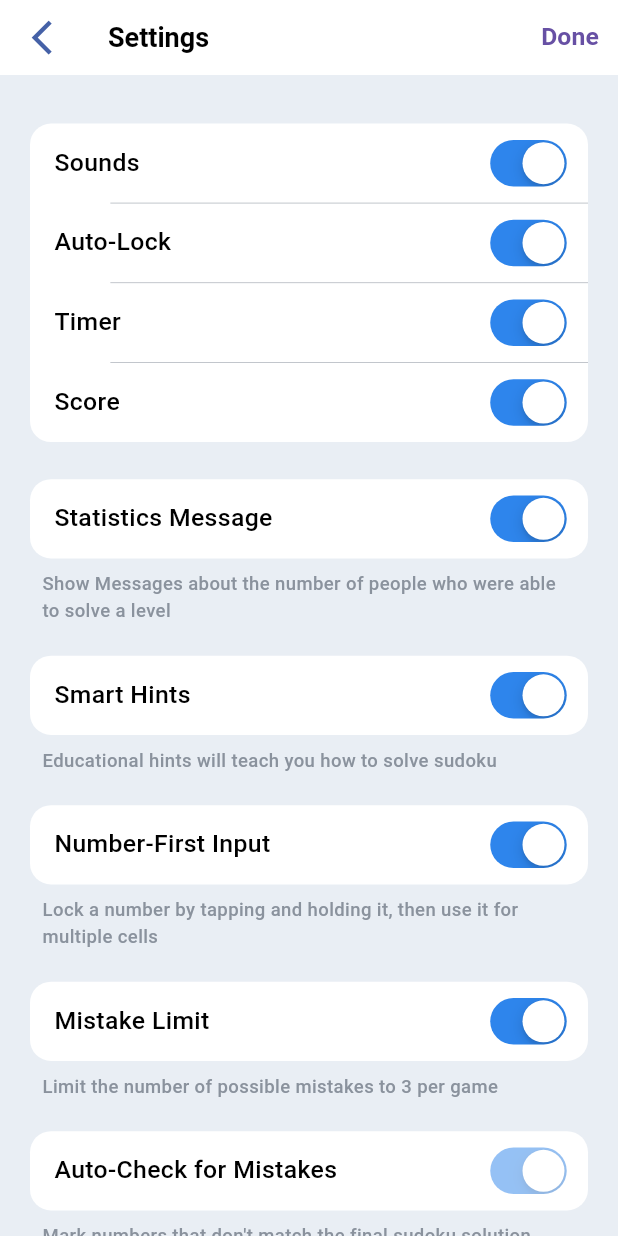
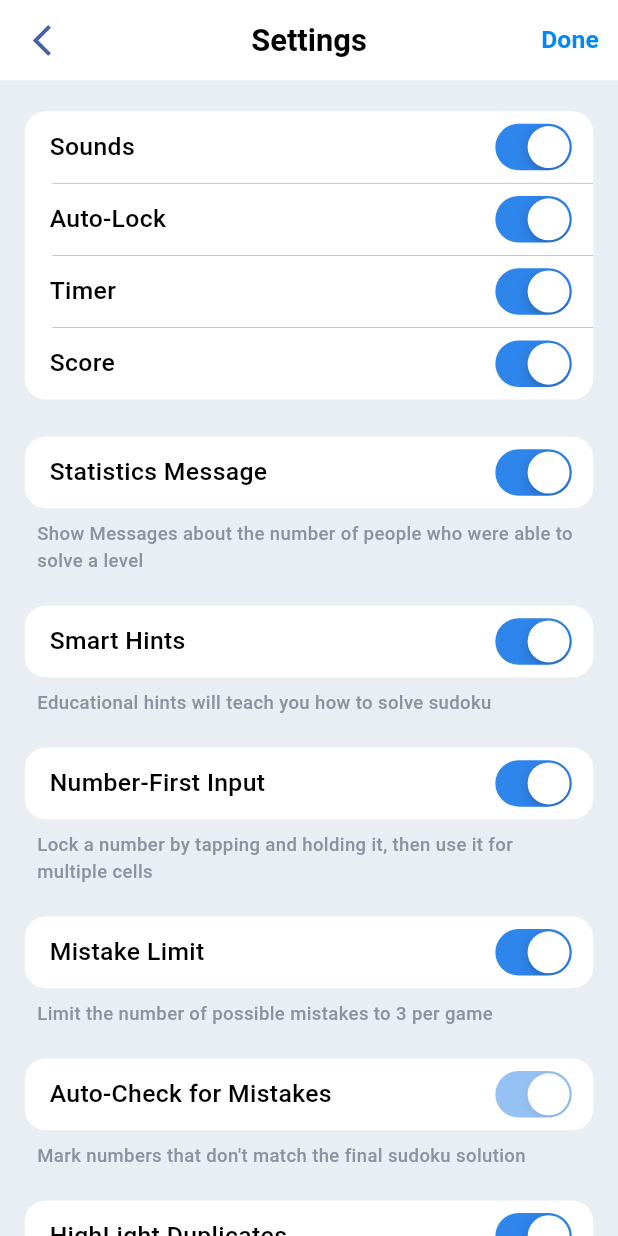
Before and after one commit to recepsenoglu/Flutter_Sudoku, a Flutter app: the SettingsScreen screen opened by its route, on a phone screen of 412 x 824 dp. Run offline on Flutter 3.47's test engine with Material 3 defaults, Android fonts, the phone set to English and light mode, and no system bars; our stand-ins replace shared_preferences; accounts and stored records are empty.

Commit message:
settings page sizes fixed

```diff
--- a/lib/screens/options_screen/settings_screen/settings_screen.dart
+++ b/lib/screens/options_screen/settings_screen/settings_screen.dart
@@ -1,15 +1,12 @@
 import 'package:flutter/material.dart';
-import 'package:flutter/services.dart';
-import 'package:flutter_sudoku/utils/game_strings.dart';
-import 'package:flutter_sudoku/screens/options_screen/settings_screen/settings_screen_provider.dart';
-import 'package:flutter_sudoku/services/game_routes.dart';
-import 'package:flutter_sudoku/utils/game_colors.dart';
-import 'package:flutter_sudoku/utils/game_text_styles.dart';
-import 'package:flutter_sudoku/widgets/app_bar_action_button.dart';
-import 'package:flutter_sudoku/widgets/button/done_button.dart';
-import 'package:flutter_sudoku/widgets/option_widgets/option_group_widget.dart';
-import 'package:flutter_sudoku/widgets/option_widgets/setting_widget.dart';
 import 'package:provider/provider.dart';
+
+import '../../../services/game_routes.dart';
+import '../../../utils/exports.dart';
+import '../../../widgets/app_bar_action_button.dart';
+import '../../../widgets/button/done_button.dart';
+import '../../../widgets/option_widgets/exports.dart';
+import 'settings_screen_provider.dart';
 
 class SettingsScreen extends StatelessWidget {
   const SettingsScreen({super.key});
@@ -24,25 +21,27 @@ class SettingsScreen extends StatelessWidget {
             backgroundColor: GameColors.optionsBackground,
             appBar: AppBar(
               elevation: 0,
-              toolbarHeight: 50,
+              centerTitle: true,
+              toolbarHeight: GameSizes.getHeight(0.065),
               backgroundColor: GameColors.appBarBackground,
-              systemOverlayStyle: SystemUiOverlayStyle.dark,
-              title: Text(
-                GameStrings.settings,
-                style: GameTextStyles.optionsScreenAppBarTitle,
-              ),
+              title: Text(GameStrings.settings,
+                  style: GameTextStyles.optionsScreenAppBarTitle
+                      .copyWith(fontSize: GameSizes.getWidth(0.05))),
               leading: AppBarActionButton(
                 icon: Icons.arrow_back_ios_new,
                 onPressed: () => GameRoutes.back(),
+                iconSize: GameSizes.getHeight(0.03),
               ),
-              actions: [DoneButton(onPressed: () => GameRoutes.back(backTimes: 2))],
+              actions: [
+                DoneButton(onPressed: () => GameRoutes.back(backTimes: 2))
+              ],
             ),
             body: SingleChildScrollView(
-              padding: const EdgeInsets.all(20),
+              padding: GameSizes.getSymmetricPadding(0.04, 0.01),
               child: Column(
                 children: [
                   OptionGroup(
-                    // fullDivider: true,
+                    dividerPadding: GameSizes.getWidth(0.045),
                     options: [
                       SettingWidget(
                         title: GameStrings.sounds,
@@ -107,7 +106,8 @@ class SettingsScreen extends StatelessWidget {
                     ],
                   ),
                   OptionGroup(
-                    groupDescription: GameStrings.autoCheckForMistakesDescription,
+                    groupDescription:
+                        GameStrings.autoCheckForMistakesDescription,
                     options: [
                       SettingWidget(
                         title: GameStrings.autoCheckForMistakes,
@@ -117,7 +117,8 @@ class SettingsScreen extends StatelessWidget {
                     ],
                   ),
                   OptionGroup(
-                    groupDescription: GameStrings.highLightDuplicatesDescription,
+                    groupDescription:
+                        GameStrings.highLightDuplicatesDescription,
                     options: [
                       SettingWidget(
                         title: GameStrings.highLightDuplicates,
--- a/lib/utils/game_text_styles.dart
+++ b/lib/utils/game_text_styles.dart
@@ -121,9 +121,10 @@ class GameTextStyles {
     color: Colors.black,
     fontWeight: FontWeight.bold,
   );
-  static const _doneButtonText = TextStyle(
+  static final _doneButtonText = TextStyle(
     fontWeight: FontWeight.w700,
     fontSize: 16,
+    color: GameColors.roundedButton,
   );
   static const _optionButtonTitle = TextStyle(
     color: Colors.black,
--- a/lib/widgets/option_widgets/setting_widget.dart
+++ b/lib/widgets/option_widgets/setting_widget.dart
@@ -1,6 +1,8 @@
 import 'package:flutter/cupertino.dart';
-import 'package:flutter_sudoku/utils/game_colors.dart';
-import 'package:flutter_sudoku/utils/game_text_styles.dart';
+
+import '../../utils/game_colors.dart';
+import '../../utils/game_sizes.dart';
+import '../../utils/game_text_styles.dart';
 
 class SettingWidget extends StatelessWidget {
   const SettingWidget({
@@ -17,17 +19,16 @@ class SettingWidget extends StatelessWidget {
   @override
   Widget build(BuildContext context) {
     return Padding(
-      padding: const EdgeInsets.symmetric(horizontal: 4),
+      padding: GameSizes.getHorizontalPadding(0.01),
       child: Row(
         children: [
-          const SizedBox(width: 6),
-          Text(
-            title,
-            style: GameTextStyles.settingButtonTitle,
-          ),
+          SizedBox(width: GameSizes.getWidth(0.015)),
+          Text(title,
+              style: GameTextStyles.settingButtonTitle
+                  .copyWith(fontSize: GameSizes.getWidth(0.04))),
           const Spacer(),
           SizedBox(
-            height: 38,
+            height: GameSizes.getHeight(0.04),
             child: CupertinoSwitch(
               value: value,
               onChanged: onChanged,
```
